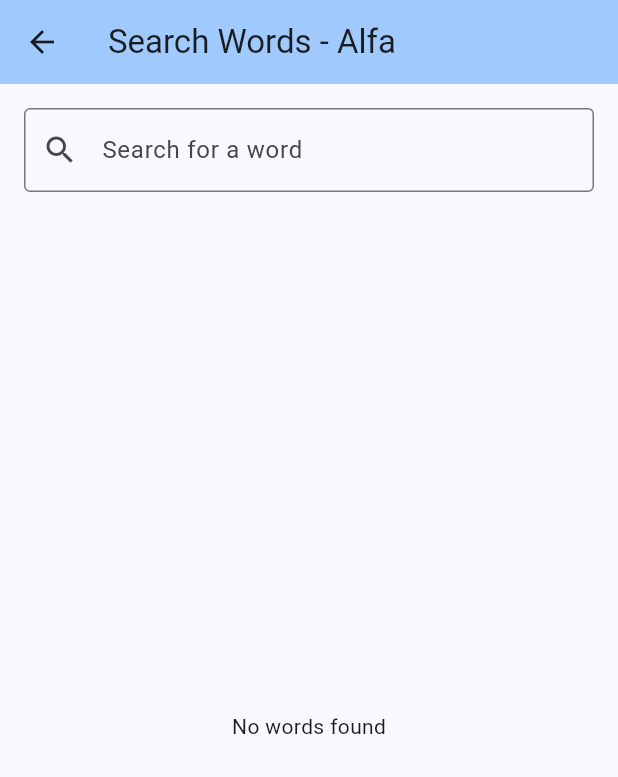
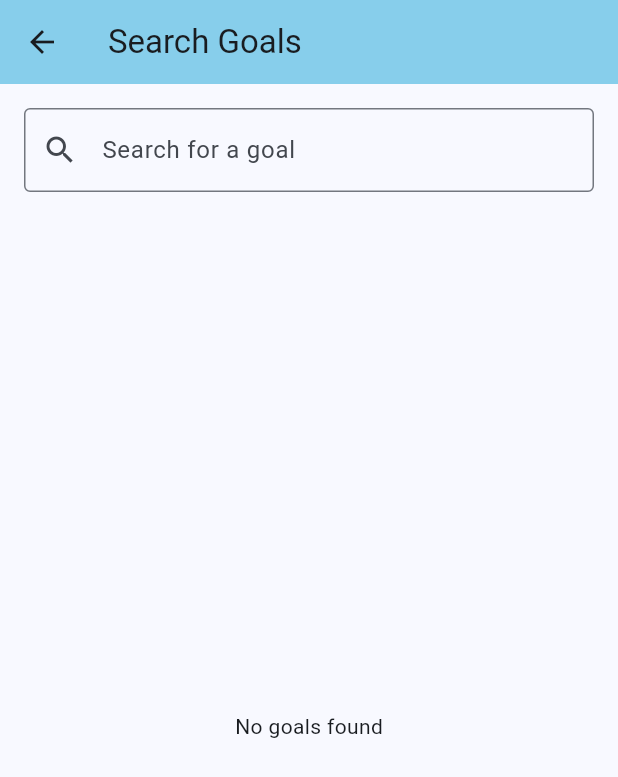
Before and after one commit to shannan-2005/FlutterLab_7-10, a Flutter app: the SearchScreen screen opened by its route, on a phone screen of 412 x 824 dp. Shown: the top 777 px of the screen. Run offline on Flutter 3.47's test engine with Material 3 defaults, Android fonts, the phone set to English and light mode, and no system bars; our stand-ins replace cloud_firestore, firebase_core, shared_preferences; accounts and stored records are empty.

Commit message:
Exp-7-10

```diff
--- a/lib/main.dart
+++ b/lib/main.dart
@@ -17,16 +17,16 @@ void main() async {
     // Handle Firebase initialization error gracefully
     debugPrint('Firebase initialization error: $e');
   }
-  runApp(const AlfaApp());
+  runApp(const GoalTrackerApp());
 }
 
-class AlfaApp extends StatelessWidget {
-  const AlfaApp({super.key});
+class GoalTrackerApp extends StatelessWidget {
+  const GoalTrackerApp({super.key});
 
   @override
   Widget build(BuildContext context) {
     return MaterialApp(
-      title: 'Alfa Dictionary',
+      title: 'Goal Tracker App',
       theme: ThemeData(
         colorScheme: ColorScheme.fromSeed(seedColor: Colors.blue),
         useMaterial3: true,
@@ -35,9 +35,9 @@ class AlfaApp extends StatelessWidget {
       routes: {
         '/': (context) => const AuthWrapper(),
         '/home': (context) => const HomeScreen(),
-        '/add': (context) => const AddWordScreen(),
+        '/add': (context) => const AddGoalScreen(),
         '/search': (context) => const SearchScreen(),
-        '/edit': (context) => const EditWordScreen(),
+        '/edit': (context) => const EditGoalScreen(),
       },
     );
   }
@@ -80,8 +80,8 @@ class HomeScreen extends StatelessWidget {
   Widget build(BuildContext context) {
     return Scaffold(
       appBar: AppBar(
-        title: const Text('Alfa Dictionary'),
-        backgroundColor: Theme.of(context).colorScheme.inversePrimary,
+        title: const Text('Goal Tracker App'),
+        backgroundColor: const Color(0xFF87CEEB),
         actions: [
           IconButton(
             icon: const Icon(Icons.logout),
@@ -99,24 +99,24 @@ class HomeScreen extends StatelessWidget {
           mainAxisAlignment: MainAxisAlignment.center,
           children: [
             const Text(
-              'Welcome to Alfa Dictionary',
+              'Welcome to Goal Tracker App',
               style: TextStyle(fontSize: 24, fontWeight: FontWeight.bold),
               textAlign: TextAlign.center,
             ),
             const SizedBox(height: 32),
             ElevatedButton(
               onPressed: () => Navigator.pushNamed(context, '/add'),
-              child: const Text('Exercise 1: Add Word'),
+              child: const Text('Exercise 1: Add Goal'),
             ),
             const SizedBox(height: 16),
             ElevatedButton(
               onPressed: () => Navigator.pushNamed(context, '/search'),
-              child: const Text('Exercise 2: Search Words'),
+              child: const Text('Exercise 2: Search Goals'),
             ),
             const SizedBox(height: 16),
             ElevatedButton(
               onPressed: () => Navigator.pushNamed(context, '/edit'),
-              child: const Text('Exercise 3: Edit Words'),
+              child: const Text('Exercise 3: Edit Goals'),
             ),
             const SizedBox(height: 16),
             ElevatedButton(
--- a/lib/models/word.dart
+++ b/lib/models/word.dart
@@ -1,36 +1,36 @@
 import 'package:cloud_firestore/cloud_firestore.dart';
 
-class Word {
+class Goal {
   final String id;
-  final String word;
-  final String meaning;
+  final String goal;
+  final String description;
   final DateTime timestamp;
-  final String brand;
+  final String category;
 
-  Word({
+  Goal({
     required this.id,
-    required this.word,
-    required this.meaning,
+    required this.goal,
+    required this.description,
     required this.timestamp,
-    required this.brand,
+    required this.category,
   });
 
-  factory Word.fromMap(Map<String, dynamic> map, String id) {
-    return Word(
+  factory Goal.fromMap(Map<String, dynamic> map, String id) {
+    return Goal(
       id: id,
-      word: map['word'] ?? '',
-      meaning: map['meaning'] ?? '',
+      goal: map['goal'] ?? '',
+      description: map['description'] ?? '',
       timestamp: (map['timestamp'] as Timestamp).toDate(),
-      brand: map['brand'] ?? '',
+      category: map['category'] ?? '',
     );
   }
 
   Map<String, dynamic> toMap() {
     return {
-      'word': word,
-      'meaning': meaning,
+      'goal': goal,
+      'description': description,
       'timestamp': timestamp,
-      'brand': brand,
+      'category': category,
     };
   }
 }
--- a/lib/screens/add_word_screen.dart
+++ b/lib/screens/add_word_screen.dart
@@ -1,31 +1,31 @@
 import 'package:flutter/material.dart';
 import '../services/firestore_service.dart';
 
-class AddWordScreen extends StatefulWidget {
-  const AddWordScreen({super.key});
+class AddGoalScreen extends StatefulWidget {
+  const AddGoalScreen({super.key});
 
   @override
-  State<AddWordScreen> createState() => _AddWordScreenState();
+  State<AddGoalScreen> createState() => _AddGoalScreenState();
 }
 
-class _AddWordScreenState extends State<AddWordScreen> {
+class _AddGoalScreenState extends State<AddGoalScreen> {
   final _formKey = GlobalKey<FormState>();
-  final _wordController = TextEditingController();
-  final _meaningController = TextEditingController();
+  final _goalController = TextEditingController();
+  final _descriptionController = TextEditingController();
   final FirestoreService _firestoreService = FirestoreService();
 
-  Future<void> _addWord() async {
+  Future<void> _addGoal() async {
     if (_formKey.currentState!.validate()) {
       try {
-        await _firestoreService.addWord(_wordController.text, _meaningController.text);
+        await _firestoreService.addGoal(_goalController.text, _descriptionController.text);
         ScaffoldMessenger.of(context).showSnackBar(
-          const SnackBar(content: Text('Word added successfully!')),
+          const SnackBar(content: Text('Goal added successfully!')),
         );
-        _wordController.clear();
-        _meaningController.clear();
+        _goalController.clear();
+        _descriptionController.clear();
       } catch (e) {
         ScaffoldMessenger.of(context).showSnackBar(
-          SnackBar(content: Text('Error adding word: $e')),
+          SnackBar(content: Text('Error adding goal: $e')),
         );
       }
     }
@@ -35,8 +35,8 @@ class _AddWordScreenState extends State<AddWordScreen> {
   Widget build(BuildContext context) {
     return Scaffold(
       appBar: AppBar(
-        title: const Text('Add Word - Alfa'),
-        backgroundColor: Theme.of(context).colorScheme.inversePrimary,
+        title: const Text('Add Goal'),
+        backgroundColor: const Color(0xFF87CEEB),
       ),
       body: Padding(
         padding: const EdgeInsets.all(16.0),
@@ -45,37 +45,37 @@ class _AddWordScreenState extends State<AddWordScreen> {
           child: Column(
             children: [
               TextFormField(
-                controller: _wordController,
+                controller: _goalController,
                 decoration: const InputDecoration(
-                  labelText: 'Word',
+                  labelText: 'Goal Title',
                   border: OutlineInputBorder(),
                 ),
                 validator: (value) {
                   if (value == null || value.isEmpty) {
-                    return 'Please enter a word';
+                    return 'Please enter a goal title';
                   }
                   return null;
                 },
               ),
               const SizedBox(height: 16),
               TextFormField(
-                controller: _meaningController,
+                controller: _descriptionController,
                 decoration: const InputDecoration(
-                  labelText: 'Meaning',
+                  labelText: 'Goal Description',
                   border: OutlineInputBorder(),
                 ),
                 maxLines: 3,
                 validator: (value) {
                   if (value == null || value.isEmpty) {
-                    return 'Please enter the meaning';
+                    return 'Please enter the goal description';
                   }
                   return null;
                 },
               ),
               const SizedBox(height: 24),
               ElevatedButton(
-                onPressed: _addWord,
-                child: const Text('Add Word'),
+                onPressed: _addGoal,
+                child: const Text('Add Goal'),
               ),
             ],
           ),
--- a/lib/screens/edit_word_screen.dart
+++ b/lib/screens/edit_word_screen.dart
@@ -2,25 +2,25 @@ import 'package:flutter/material.dart';
 import '../services/firestore_service.dart';
 import '../models/word.dart';
 
-class EditWordScreen extends StatefulWidget {
-  const EditWordScreen({super.key});
+class EditGoalScreen extends StatefulWidget {
+  const EditGoalScreen({super.key});
 
   @override
-  State<EditWordScreen> createState() => _EditWordScreenState();
+  State<EditGoalScreen> createState() => _EditGoalScreenState();
 }
 
-class _EditWordScreenState extends State<EditWordScreen> {
+class _EditGoalScreenState extends State<EditGoalScreen> {
   final FirestoreService _firestoreService = FirestoreService();
 
   @override
   Widget build(BuildContext context) {
     return Scaffold(
       appBar: AppBar(
-        title: const Text('Edit Words - Alfa'),
-        backgroundColor: Theme.of(context).colorScheme.inversePrimary,
+        title: const Text('Edit Goals'),
+        backgroundColor: const Color(0xFF87CEEB),
       ),
-      body: StreamBuilder<List<Word>>(
-        stream: _firestoreService.getWords(),
+      body: StreamBuilder<List<Goal>>(
+        stream: _firestoreService.getGoals(),
         builder: (context, snapshot) {
           if (snapshot.connectionState == ConnectionState.waiting) {
             return const Center(child: CircularProgressIndicator());
@@ -28,18 +28,19 @@ class _EditWordScreenState extends State<EditWordScreen> {
           if (snapshot.hasError) {
             return Center(child: Text('Error: ${snapshot.error}'));
           }
-          final words = snapshot.data ?? [];
-          if (words.isEmpty) {
-            return const Center(child: Text('No words to edit'));
+          final goals = snapshot.data ?? [];
+          if (goals.isEmpty) {
+            return const Center(child: Text('No goals to edit'));
           }
           return ListView.builder(
-            itemCount: words.length,
+            itemCount: goals.length,
             itemBuilder: (context, index) {
-              final word = words[index];
+              final goal = goals[index];
               return ListTile(
-                title: Text(word.word),
-                subtitle: Text(word.meaning),
-                onTap: () => _showEditDialog(word),
+                leading: const Icon(Icons.flag, color: Colors.greenAccent),
+                title: Text(goal.goal),
+                subtitle: Text(goal.description),
+                onTap: () => _showEditDialog(goal),
               );
             },
           );
@@ -48,16 +49,16 @@ class _EditWordScreenState extends State<EditWordScreen> {
     );
   }
 
-  void _showEditDialog(Word word) {
-    final TextEditingController _meaningController = TextEditingController(text: word.meaning);
+  void _showEditDialog(Goal goal) {
+    final TextEditingController _descriptionController = TextEditingController(text: goal.description);
 
     showDialog(
       context: context,
       builder: (context) => AlertDialog(
-        title: Text('Edit Meaning for "${word.word}"'),
+        title: Text('Edit Description for "${goal.goal}"'),
         content: TextField(
-          controller: _meaningController,
-          decoration: const InputDecoration(labelText: 'New Meaning'),
+          controller: _descriptionController,
+          decoration: const InputDecoration(labelText: 'New Description'),
           maxLines: 3,
         ),
         actions: [
@@ -68,14 +69,14 @@ class _EditWordScreenState extends State<EditWordScreen> {
           TextButton(
             onPressed: () async {
               try {
-                await _firestoreService.updateWord(word.id, _meaningController.text);
+                await _firestoreService.updateGoal(goal.id, _descriptionController.text);
                 Navigator.of(context).pop();
                 ScaffoldMessenger.of(context).showSnackBar(
-                  const SnackBar(content: Text('Word updated successfully!')),
+                  const SnackBar(content: Text('Goal updated successfully!')),
                 );
               } catch (e) {
                 ScaffoldMessenger.of(context).showSnackBar(
-                  SnackBar(content: Text('Error updating word: $e')),
+                  SnackBar(content: Text('Error updating goal: $e')),
                 );
               }
             },
--- a/lib/screens/login_screen.dart
+++ b/lib/screens/login_screen.dart
@@ -44,8 +44,8 @@ class _LoginScreenState extends State<LoginScreen> {
   Widget build(BuildContext context) {
     return Scaffold(
       appBar: AppBar(
-        title: const Text('Login - Alfa'),
-        backgroundColor: Theme.of(context).colorScheme.inversePrimary,
+        title: const Text('Login - Goal Tracker'),
+        backgroundColor: const Color(0xFF87CEEB),
       ),
       body: Padding(
         padding: const EdgeInsets.all(16.0),
--- a/lib/screens/search_screen.dart
+++ b/lib/screens/search_screen.dart
@@ -17,8 +17,8 @@ class _SearchScreenState extends State<SearchScreen> {
   Widget build(BuildContext context) {
     return Scaffold(
       appBar: AppBar(
-        title: const Text('Search Words - Alfa'),
-        backgroundColor: Theme.of(context).colorScheme.inversePrimary,
+        title: const Text('Search Goals'),
+        backgroundColor: const Color(0xFF87CEEB),
       ),
       body: Column(
         children: [
@@ -27,7 +27,7 @@ class _SearchScreenState extends State<SearchScreen> {
             child: TextField(
               controller: _searchController,
               decoration: const InputDecoration(
-                labelText: 'Search for a word',
+                labelText: 'Search for a goal',
                 border: OutlineInputBorder(),
                 prefixIcon: Icon(Icons.search),
               ),
@@ -37,8 +37,8 @@ class _SearchScreenState extends State<SearchScreen> {
             ),
           ),
           Expanded(
-            child: StreamBuilder<List<Word>>(
-              stream: _firestoreService.searchWords(_searchController.text),
+            child: StreamBuilder<List<Goal>>(
+              stream: _firestoreService.searchGoals(_searchController.text),
               builder: (context, snapshot) {
                 if (snapshot.connectionState == ConnectionState.waiting) {
                   return const Center(child: CircularProgressIndicator());
@@ -46,17 +46,18 @@ class _SearchScreenState extends State<SearchScreen> {
                 if (snapshot.hasError) {
                   return Center(child: Text('Error: ${snapshot.error}'));
                 }
-                final words = snapshot.data ?? [];
-                if (words.isEmpty) {
-                  return const Center(child: Text('No words found'));
+                final goals = snapshot.data ?? [];
+                if (goals.isEmpty) {
+                  return const Center(child: Text('No goals found'));
                 }
                 return ListView.builder(
-                  itemCount: words.length,
+                  itemCount: goals.length,
                   itemBuilder: (context, index) {
-                    final word = words[index];
+                    final goal = goals[index];
                     return ListTile(
-                      title: Text(word.word),
-                      subtitle: Text(word.meaning),
+                      leading: const Icon(Icons.flag, color: Colors.greenAccent),
+                      title: Text(goal.goal),
+                      subtitle: Text(goal.description),
                     );
                   },
                 );
--- a/lib/services/firestore_service.dart
+++ b/lib/services/firestore_service.dart
@@ -6,43 +6,43 @@ class FirestoreService {
   final FirebaseFirestore _firestore = FirebaseFirestore.instance;
 
   // Collection references
-  CollectionReference get _wordsCollection => _firestore.collection('dictionary_words');
+  CollectionReference get _goalsCollection => _firestore.collection('goals');
   CollectionReference get _usersCollection => _firestore.collection('users');
 
-  // Add a new word
-  Future<void> addWord(String word, String meaning) async {
-    await _wordsCollection.add({
-      'word': word,
-      'meaning': meaning,
+  // Add a new goal
+  Future<void> addGoal(String goal, String description) async {
+    await _goalsCollection.add({
+      'goal': goal,
+      'description': description,
       'timestamp': FieldValue.serverTimestamp(),
-      'brand': 'Alfa',
+      'category': 'Personal',
     });
   }
 
-  // Get all words as stream
-  Stream<List<Word>> getWords() {
-    return _wordsCollection.snapshots().map((snapshot) {
-      return snapshot.docs.map((doc) => Word.fromMap(doc.data() as Map<String, dynamic>, doc.id)).toList();
+  // Get all goals as stream
+  Stream<List<Goal>> getGoals() {
+    return _goalsCollection.snapshots().map((snapshot) {
+      return snapshot.docs.map((doc) => Goal.fromMap(doc.data() as Map<String, dynamic>, doc.id)).toList();
     });
   }
 
-  // Search words by query
-  Stream<List<Word>> searchWords(String query) {
+  // Search goals by query
+  Stream<List<Goal>> searchGoals(String query) {
     if (query.isEmpty) {
-      return getWords();
+      return getGoals();
     }
-    return _wordsCollection
-        .where('word', isGreaterThanOrEqualTo: query)
-        .where('word', isLessThan: query + 'z')
+    return _goalsCollection
+        .where('goal', isGreaterThanOrEqualTo: query)
+        .where('goal', isLessThan: query + 'z')
         .snapshots()
         .map((snapshot) {
-          return snapshot.docs.map((doc) => Word.fromMap(doc.data() as Map<String, dynamic>, doc.id)).toList();
+          return snapshot.docs.map((doc) => Goal.fromMap(doc.data() as Map<String, dynamic>, doc.id)).toList();
         });
   }
 
-  // Update word meaning
-  Future<void> updateWord(String id, String newMeaning) async {
-    await _wordsCollection.doc(id).update({'meaning': newMeaning});
+  // Update goal description
+  Future<void> updateGoal(String id, String newDescription) async {
+    await _goalsCollection.doc(id).update({'description': newDescription});
   }
 
   // Get user by email and password
```
Also changed, not shown: 2 other files.
